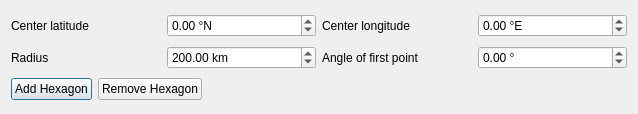
First picture: the form in mslib/msui/ui/ui_hexagon_dockwidget.ui, repository Open-MSS/MSS, before the edit.
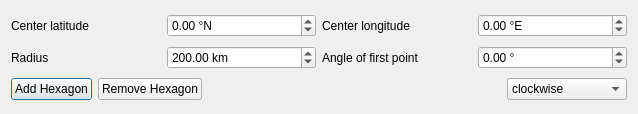
Second picture: the form after the edit.

Commit message:
Added option to fly hexagons anti-clockwise.
And some minor code improvements.

Fix issue #1099

The edit to the form file:
```diff
--- a/mslib/msui/ui/ui_hexagon_dockwidget.ui
+++ b/mslib/msui/ui/ui_hexagon_dockwidget.ui
@@ -152,6 +152,26 @@
        </property>
       </spacer>
      </item>
+     <item>
+      <widget class="QComboBox" name="cbClock">
+       <property name="minimumSize">
+        <size>
+         <width>120</width>
+         <height>0</height>
+        </size>
+       </property>
+       <item>
+        <property name="text">
+         <string>clockwise</string>
+        </property>
+       </item>
+       <item>
+        <property name="text">
+         <string>anti-clockwise</string>
+        </property>
+       </item>
+      </widget>
+     </item>
     </layout>
    </item>
   </layout>
```
The commit also changes 2 other files.
